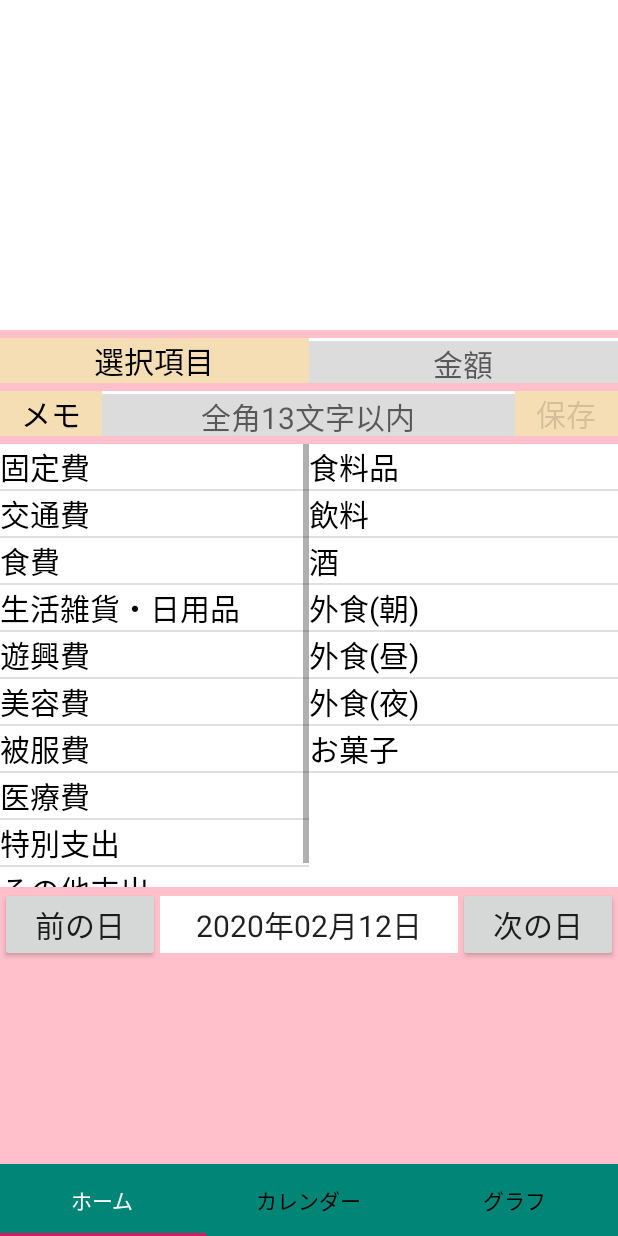
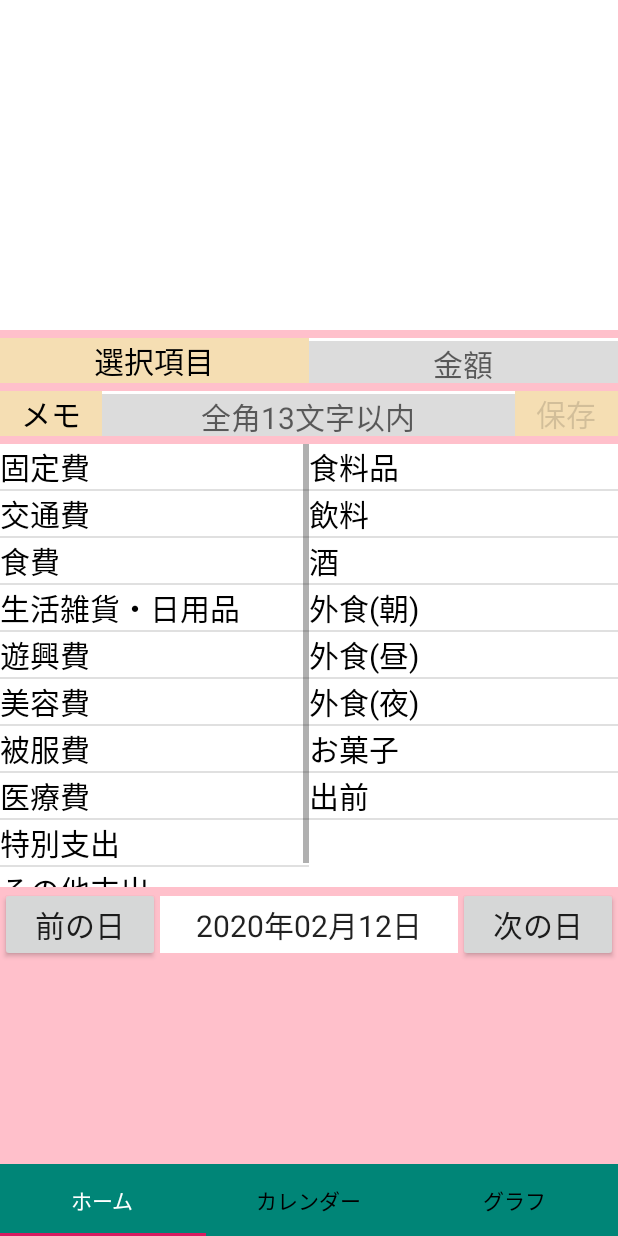
Before and after one commit to yanoatusi/kakeibo, an Android app: the screen it shows after launch (MainActivity), after a tap on "食費", on a phone screen of 412 x 824 dp. Run offline under Robolectric (Android 15) with nearby library versions, the phone set to English and light mode, and no system bars; 2 other taps on this screen came first.

Commit message:
コード削除10

```diff
--- a/app/src/main/java/com/websarva/wings/android/kakeibo/BlankFragment.java
+++ b/app/src/main/java/com/websarva/wings/android/kakeibo/BlankFragment.java
@@ -83,7 +83,6 @@ public class BlankFragment extends Fragment {
         final View view = inflater.inflate(R.layout.fragment_blank, container, false);
         super.onCreate(savedInstanceState);
 
-        //
         _calendarFrgList = (ListView) getActivity().findViewById(R.id.list);
         _gridView = (GridView) view.findViewById(R.id.gridView);
         _tvCocktailName = view.findViewById(R.id.tvCocktailName);
@@ -163,7 +162,6 @@ public class BlankFragment extends Fragment {
 
                     new AlertDialog.Builder(getActivity())
                         .setTitle("削除しますか？")
-                        //.setMessage("削除しますか？")
                         .setPositiveButton("OK", new DialogInterface.OnClickListener() {
                             @Override
                             public void onClick(DialogInterface dialog, int which) {
@@ -186,7 +184,7 @@ public class BlankFragment extends Fragment {
             }
         });
 
-//        Category表示
+        //Category表示
         listcreatAdapter(_largeCotegoryList,"SELECT Category_Id as _id,Attributable_Type, Large_category FROM Category WHERE Attributable_Type = '支出' GROUP BY Large_category ORDER BY Category_Id",
                 new String[]{"Large_category"},new int[]{R.id.lcategory1},R.layout.category_list);
 
@@ -208,13 +206,12 @@ public class BlankFragment extends Fragment {
         });
         _largeCotegoryList.setAdapter(_saveAdapter);
 
-      //LargeCotegory文字列からSmallCategory文字列の表示
+       //LargeCotegory文字列からSmallCategory文字列の表示
         _largeCotegoryList.setOnItemClickListener(new AdapterView.OnItemClickListener() {
             public void onItemClick(AdapterView<?> parent, View viewnull, int position, long id) {
 
                 //ここで内容取得
                 String currentId = cursor.getString(cursor.getColumnIndex("Large_category"));
-
                 //DBHelpderを作成する。この時にDBが作成される。
                 DatabaseHelper dbHelper = new DatabaseHelper(getActivity());
                 //DBを読み込み可能状態で開く。
@@ -251,16 +248,16 @@ public class BlankFragment extends Fragment {
         });
 
         //収入と支出の切り替え
-        View.OnClickListener plusMinusEvent = new View.OnClickListener() {
-            // クリックしたら収入
-            public void onClick(View plusMinus) {
-                Button button = (Button) plusMinus.findViewById(plusMinus.getId());
-                String buttonStr = button.getText().toString();
-                listcreatAdapter(_largeCotegoryList,"SELECT rowid as _id,Attributable_Type, Large_category FROM Category WHERE Attributable_Type =" +  "'" + buttonStr + "'" +
-                                "GROUP BY Large_category ORDER BY _id ASC",
-                        new String[]{"Large_category"},new int[]{R.id.lcategory1},R.layout.category_list);
-            }
-        };
+//        View.OnClickListener plusMinusEvent = new View.OnClickListener() {
+//            // クリックしたら収入
+//            public void onClick(View plusMinus) {
+//                Button button = (Button) plusMinus.findViewById(plusMinus.getId());
+//                String buttonStr = button.getText().toString();
+//                listcreatAdapter(_largeCotegoryList,"SELECT rowid as _id,Attributable_Type, Large_category FROM Category WHERE Attributable_Type =" +  "'" + buttonStr + "'" +
+//                                "GROUP BY Large_category ORDER BY _id ASC",
+//                        new String[]{"Large_category"},new int[]{R.id.lcategory1},R.layout.category_list);
+//            }
+//        };
 //        _plusButton.setOnClickListener(plusMinusEvent);
 //        _minusButton.setOnClickListener(plusMinusEvent);
         // _smallCategoryListにリスナを登録。
@@ -302,10 +299,8 @@ public class BlankFragment extends Fragment {
                     Log.d("price",priceNote + "");
                     Log.d("categoryid",categoryIdSave + "");
                     Log.d("mainq",mainActivity.getSqlDate());
-//                    DatePriceStmt.bindLong(1, _id);
 
                     DatePriceStmt.bindString(2, a);
-
                     DatePriceStmt.bindLong(3, priceNote * _priceType);
                     DatePriceStmt.bindLong(4, categoryIdSave);
                     DatePriceStmt.bindString(5, memoNote);
--- a/app/src/main/java/com/websarva/wings/android/kakeibo/DatabaseHelper.java
+++ b/app/src/main/java/com/websarva/wings/android/kakeibo/DatabaseHelper.java
@@ -57,39 +57,31 @@ public class DatabaseHelper extends SQLiteOpenHelper {
         db.execSQL("INSERT INTO Category (Category_Id,Attributable_Type,Large_category,Small_category) VALUES( 21,'支出','食費','外食(昼)');");
         db.execSQL("INSERT INTO Category (Category_Id,Attributable_Type,Large_category,Small_category) VALUES( 22,'支出','食費','外食(夜)');");
         db.execSQL("INSERT INTO Category (Category_Id,Attributable_Type,Large_category,Small_category) VALUES( 23,'支出','食費','お菓子');");
-        db.execSQL("INSERT INTO Category (Category_Id,Attributable_Type,Large_category,Small_category) VALUES( 24,'支出','生活雑貨・日用品','日用品');");
-        db.execSQL("INSERT INTO Category (Category_Id,Attributable_Type,Large_category,Small_category) VALUES( 25,'支出','生活雑貨・日用品','雑貨');");
-        db.execSQL("INSERT INTO Category (Category_Id,Attributable_Type,Large_category,Small_category) VALUES( 26,'支出','生活雑貨・日用品','文房具');");
-        db.execSQL("INSERT INTO Category (Category_Id,Attributable_Type,Large_category,Small_category) VALUES( 27,'支出','生活雑貨・日用品','家具');");
-        db.execSQL("INSERT INTO Category (Category_Id,Attributable_Type,Large_category,Small_category) VALUES( 28,'支出','生活雑貨・日用品','家電');");
-        db.execSQL("INSERT INTO Category (Category_Id,Attributable_Type,Large_category,Small_category) VALUES( 29,'支出','遊興費','おもちゃ');");
-        db.execSQL("INSERT INTO Category (Category_Id,Attributable_Type,Large_category,Small_category) VALUES( 30,'支出','遊興費','動画配信');");
-        db.execSQL("INSERT INTO Category (Category_Id,Attributable_Type,Large_category,Small_category) VALUES( 31,'支出','遊興費','アプリ');");
-        db.execSQL("INSERT INTO Category (Category_Id,Attributable_Type,Large_category,Small_category) VALUES( 32,'支出','遊興費','ゲーム');");
-        db.execSQL("INSERT INTO Category (Category_Id,Attributable_Type,Large_category,Small_category) VALUES( 33,'支出','遊興費','遊園地');");
-        db.execSQL("INSERT INTO Category (Category_Id,Attributable_Type,Large_category,Small_category) VALUES( 34,'支出','遊興費','ギャンブル');");
-        db.execSQL("INSERT INTO Category (Category_Id,Attributable_Type,Large_category,Small_category) VALUES( 35,'支出','美容費','理容院・美容院');");
-        db.execSQL("INSERT INTO Category (Category_Id,Attributable_Type,Large_category,Small_category) VALUES( 36,'支出','美容費','エステ');");
-        db.execSQL("INSERT INTO Category (Category_Id,Attributable_Type,Large_category,Small_category) VALUES( 37,'支出','美容費','化粧品・整髪料');");
-        db.execSQL("INSERT INTO Category (Category_Id,Attributable_Type,Large_category,Small_category) VALUES( 38,'支出','被服費','服・靴');");
-        db.execSQL("INSERT INTO Category (Category_Id,Attributable_Type,Large_category,Small_category) VALUES( 39,'支出','被服費','バッグ');");
-        db.execSQL("INSERT INTO Category (Category_Id,Attributable_Type,Large_category,Small_category) VALUES( 40,'支出','被服費','アクセサリー');");
-        db.execSQL("INSERT INTO Category (Category_Id,Attributable_Type,Large_category,Small_category) VALUES( 41,'支出','被服費','クリーニング');");
-        db.execSQL("INSERT INTO Category (Category_Id,Attributable_Type,Large_category,Small_category) VALUES( 42,'支出','医療費','病院');");
-        db.execSQL("INSERT INTO Category (Category_Id,Attributable_Type,Large_category,Small_category) VALUES( 43,'支出','医療費','医薬品');");
-        db.execSQL("INSERT INTO Category (Category_Id,Attributable_Type,Large_category,Small_category) VALUES( 44,'支出','医療費','市販薬');");
-        db.execSQL("INSERT INTO Category (Category_Id,Attributable_Type,Large_category,Small_category) VALUES( 45,'支出','特別支出','冠婚葬祭');");
-        db.execSQL("INSERT INTO Category (Category_Id,Attributable_Type,Large_category,Small_category) VALUES( 46,'支出','その他支出','娯楽');");
-        db.execSQL("INSERT INTO Category (Category_Id,Attributable_Type,Large_category,Small_category) VALUES( 47,'支出','その他支出','その他');");
-
-
-//        db.execSQL("INSERT INTO Category (Category_Id,Attributable_Type,Large_category,Small_category) VALUES( 42,'収入','中古品販売','フリマ');");
-//        db.execSQL("INSERT INTO Category (Category_Id,Attributable_Type,Large_category,Small_category) VALUES( 43,'収入','中古品販売','オークション');");
-//        db.execSQL("INSERT INTO Category (Category_Id,Attributable_Type,Large_category,Small_category) VALUES( 44,'収入','給料・年金','固定給');");
-//        db.execSQL("INSERT INTO Category (Category_Id,Attributable_Type,Large_category,Small_category) VALUES( 45,'収入','給料・年金','ボーナス');");
-//        db.execSQL("INSERT INTO Category (Category_Id,Attributable_Type,Large_category,Small_category) VALUES( 46,'収入','給料・年金','パート・アルバイト');");
-//        db.execSQL("INSERT INTO Category (Category_Id,Attributable_Type,Large_category,Small_category) VALUES( 47,'収入','給料・年金','年金');");
-
+        db.execSQL("INSERT INTO Category (Category_Id,Attributable_Type,Large_category,Small_category) VALUES( 24,'支出','食費','出前');");
+        db.execSQL("INSERT INTO Category (Category_Id,Attributable_Type,Large_category,Small_category) VALUES( 25,'支出','生活雑貨・日用品','日用品');");
+        db.execSQL("INSERT INTO Category (Category_Id,Attributable_Type,Large_category,Small_category) VALUES( 26,'支出','生活雑貨・日用品','雑貨');");
+        db.execSQL("INSERT INTO Category (Category_Id,Attributable_Type,Large_category,Small_category) VALUES( 27,'支出','生活雑貨・日用品','文房具');");
+        db.execSQL("INSERT INTO Category (Category_Id,Attributable_Type,Large_category,Small_category) VALUES( 28,'支出','生活雑貨・日用品','家具');");
+        db.execSQL("INSERT INTO Category (Category_Id,Attributable_Type,Large_category,Small_category) VALUES( 29,'支出','生活雑貨・日用品','家電');");
+        db.execSQL("INSERT INTO Category (Category_Id,Attributable_Type,Large_category,Small_category) VALUES( 30,'支出','遊興費','おもちゃ');");
+        db.execSQL("INSERT INTO Category (Category_Id,Attributable_Type,Large_category,Small_category) VALUES( 31,'支出','遊興費','動画配信');");
+        db.execSQL("INSERT INTO Category (Category_Id,Attributable_Type,Large_category,Small_category) VALUES( 32,'支出','遊興費','アプリ');");
+        db.execSQL("INSERT INTO Category (Category_Id,Attributable_Type,Large_category,Small_category) VALUES( 33,'支出','遊興費','ゲーム');");
+        db.execSQL("INSERT INTO Category (Category_Id,Attributable_Type,Large_category,Small_category) VALUES( 34,'支出','遊興費','遊園地');");
+        db.execSQL("INSERT INTO Category (Category_Id,Attributable_Type,Large_category,Small_category) VALUES( 35,'支出','遊興費','ギャンブル');");
+        db.execSQL("INSERT INTO Category (Category_Id,Attributable_Type,Large_category,Small_category) VALUES( 36,'支出','美容費','理容院・美容院');");
+        db.execSQL("INSERT INTO Category (Category_Id,Attributable_Type,Large_category,Small_category) VALUES( 37,'支出','美容費','エステ');");
+        db.execSQL("INSERT INTO Category (Category_Id,Attributable_Type,Large_category,Small_category) VALUES( 38,'支出','美容費','化粧品・整髪料');");
+        db.execSQL("INSERT INTO Category (Category_Id,Attributable_Type,Large_category,Small_category) VALUES( 39,'支出','被服費','服・靴');");
+        db.execSQL("INSERT INTO Category (Category_Id,Attributable_Type,Large_category,Small_category) VALUES( 40,'支出','被服費','バッグ');");
+        db.execSQL("INSERT INTO Category (Category_Id,Attributable_Type,Large_category,Small_category) VALUES( 41,'支出','被服費','アクセサリー');");
+        db.execSQL("INSERT INTO Category (Category_Id,Attributable_Type,Large_category,Small_category) VALUES( 42,'支出','被服費','クリーニング');");
+        db.execSQL("INSERT INTO Category (Category_Id,Attributable_Type,Large_category,Small_category) VALUES( 43,'支出','医療費','病院');");
+        db.execSQL("INSERT INTO Category (Category_Id,Attributable_Type,Large_category,Small_category) VALUES( 44,'支出','医療費','医薬品');");
+        db.execSQL("INSERT INTO Category (Category_Id,Attributable_Type,Large_category,Small_category) VALUES( 45,'支出','医療費','市販薬');");
+        db.execSQL("INSERT INTO Category (Category_Id,Attributable_Type,Large_category,Small_category) VALUES( 46,'支出','特別支出','冠婚葬祭');");
+        db.execSQL("INSERT INTO Category (Category_Id,Attributable_Type,Large_category,Small_category) VALUES( 47,'支出','その他支出','娯楽');");
+        db.execSQL("INSERT INTO Category (Category_Id,Attributable_Type,Large_category,Small_category) VALUES( 48,'支出','その他支出','その他');");
     }
 
     @Override
```
